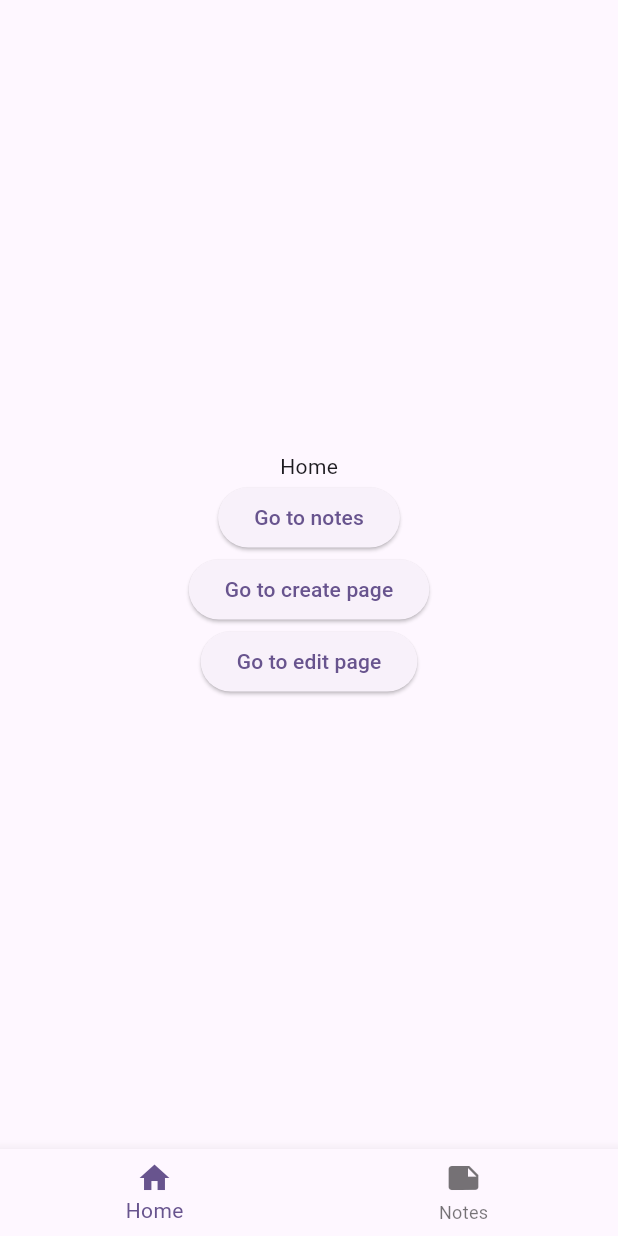
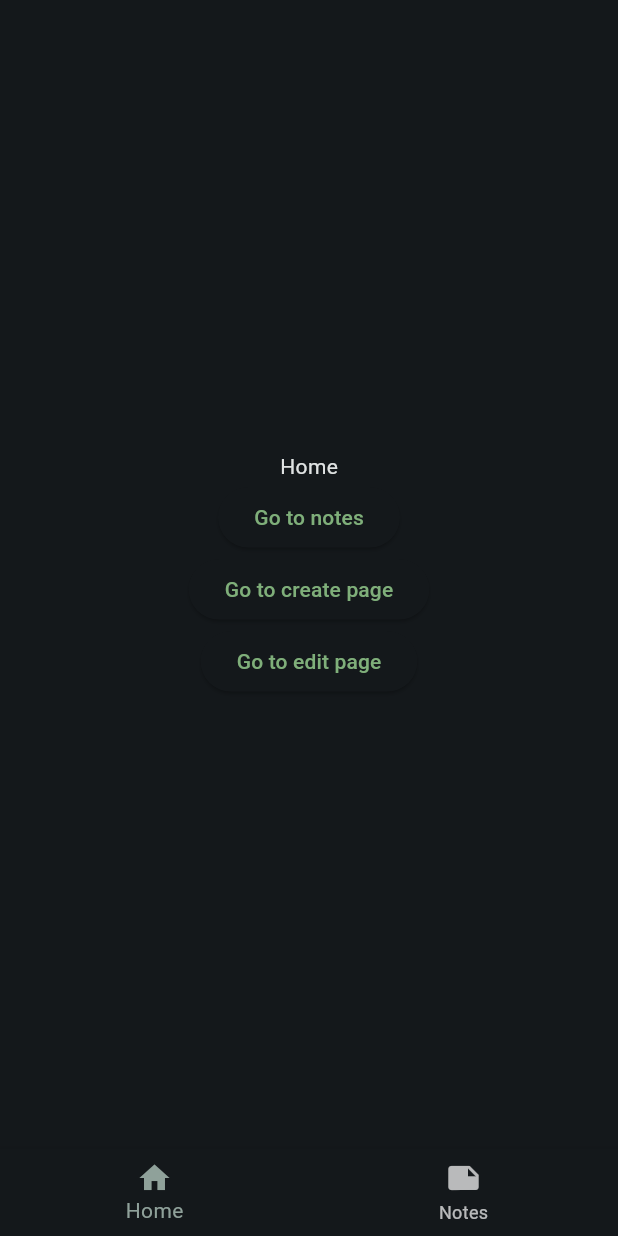
Before and after one commit to Danendz/marquer-mobile, a Flutter app: the screen it shows after launch, on a phone screen of 412 x 824 dp. Run offline on Flutter 3.47's test engine with Material 3 defaults, Android fonts, the phone set to English and light mode, and no system bars; our stand-ins replace go_router; missing offline and left inert: flutter_quill.

Commit message:
Added theme, removed unused editor, added toolbars for editor

```diff
--- /dev/null
+++ b/lib/config/theme.dart
@@ -0,0 +1,45 @@
+import 'package:flutter/material.dart';
+import 'package:marquer/utils/colors.dart';
+
+final themeLight = ColorScheme(
+  brightness: Brightness.light,
+  primary: hsl(142.1, 76.2, 36.3),
+  onPrimary: hsl(355.7, 100, 97.3),
+  secondary: hsl(240, 4.8, 95.9),
+  onSecondary: hsl(240, 5.9, 10),
+  error: hsl(0, 84.2, 60.2),
+  onError: hsl(0, 0, 98),
+  surface: hsl(0, 0, 100),
+  onSurface: hsl(240, 10, 3.9),
+  outline: hsl(240, 5.9, 90),
+  surfaceTint: hsl(142.1, 76.2, 36.3), // ring/primary tint
+);
+
+final themeDark = ColorScheme(
+  brightness: Brightness.dark,
+  primary: const Color(0xFF7FAF7A),      // мягкий neutral green
+  onPrimary: const Color(0xFF122015),
+  secondary: const Color(0xFF8FA19A),
+  onSecondary: const Color(0xFF111615),
+  error: const Color(0xFFCF6679),
+  onError: const Color(0xFF1B0B10),
+  surface: const Color(0xFF14181B),
+  onSurface: const Color(0xFFE0E3E3),
+  outline: const Color(0xFF3C4446),
+  surfaceTint: const Color(0xFF5F9364),
+);
+
+ThemeData buildTheme(ColorScheme scheme) {
+  return ThemeData(
+    useMaterial3: true,
+    colorScheme: scheme,
+    scaffoldBackgroundColor: scheme.surface,
+    cardTheme: CardThemeData(
+      color: scheme.surface,
+    ),
+    inputDecorationTheme: InputDecorationTheme(
+      filled: true,
+      fillColor: scheme.surface,
+    ),
+  );
+}
--- a/lib/main.dart
+++ b/lib/main.dart
@@ -1,4 +1,5 @@
 import 'package:flutter/material.dart';
+import 'package:marquer/config/theme.dart';
 import 'package:marquer/router/router.dart';
 import 'package:flutter_localizations/flutter_localizations.dart';
 import 'package:flutter_quill/flutter_quill.dart';
@@ -14,9 +15,9 @@ class MyApp extends StatelessWidget {
   Widget build(BuildContext context) {
     return MaterialApp.router(
       title: 'Marquer',
-      theme: ThemeData(
-        colorScheme: .fromSeed(seedColor: Colors.deepPurple),
-      ),
+      theme: buildTheme(themeLight),
+      darkTheme: buildTheme(themeDark),
+      themeMode: ThemeMode.dark,
       localizationsDelegates: const [
         GlobalMaterialLocalizations.delegate,
         GlobalWidgetsLocalizations.delegate,
--- a/lib/screens/notes/notes_edit.dart
+++ b/lib/screens/notes/notes_edit.dart
@@ -1,5 +1,4 @@
 import 'package:flutter/material.dart';
-import 'package:marquer/components/note_super_editor/note_super_editor.dart';
 
 class NotesEditPage extends StatefulWidget {
   const NotesEditPage({super.key, required this.id});
@@ -18,9 +17,6 @@ class _NotesEditPageState extends State<NotesEditPage> {
         child: Column(
           mainAxisAlignment: .center,
           children: [
-            Expanded(
-              child: const NoteSuperEditor()
-            )
           ],
         ),
       ),
--- /dev/null
+++ b/lib/utils/colors.dart
@@ -0,0 +1,5 @@
+import 'package:flutter/material.dart';
+
+Color hsl(double h, double sPercent, double lPercent, {double a = 1}) {
+  return HSLColor.fromAHSL(a, h, sPercent / 100, lPercent / 100).toColor();
+}
--- a/pubspec.yaml
+++ b/pubspec.yaml
@@ -39,7 +39,6 @@ dependencies:
   flutter_localizations:
     sdk: flutter
   intl: ^0.20.2
-  super_editor: ^0.3.0-dev.40
 
 dev_dependencies:
   flutter_test:
```
Also changed, not shown: lib/components/note_editor/helpers.dart (added, +26 -0 lines), lib/components/note_editor/note_editor.dart (+32 -4 lines), lib/components/note_editor/note_editor_bottom_toolbar.dart (added, +63 -0 lines), lib/components/note_editor/note_editor_top_toolbar.dart (added, +21 -0 lines), lib/components/note_super_editor/note_super_editor.dart (deleted, +0 -71 lines), lib/screens/notes/notes_add.dart (+1 -10 lines), pubspec.lock, 1 other file.
